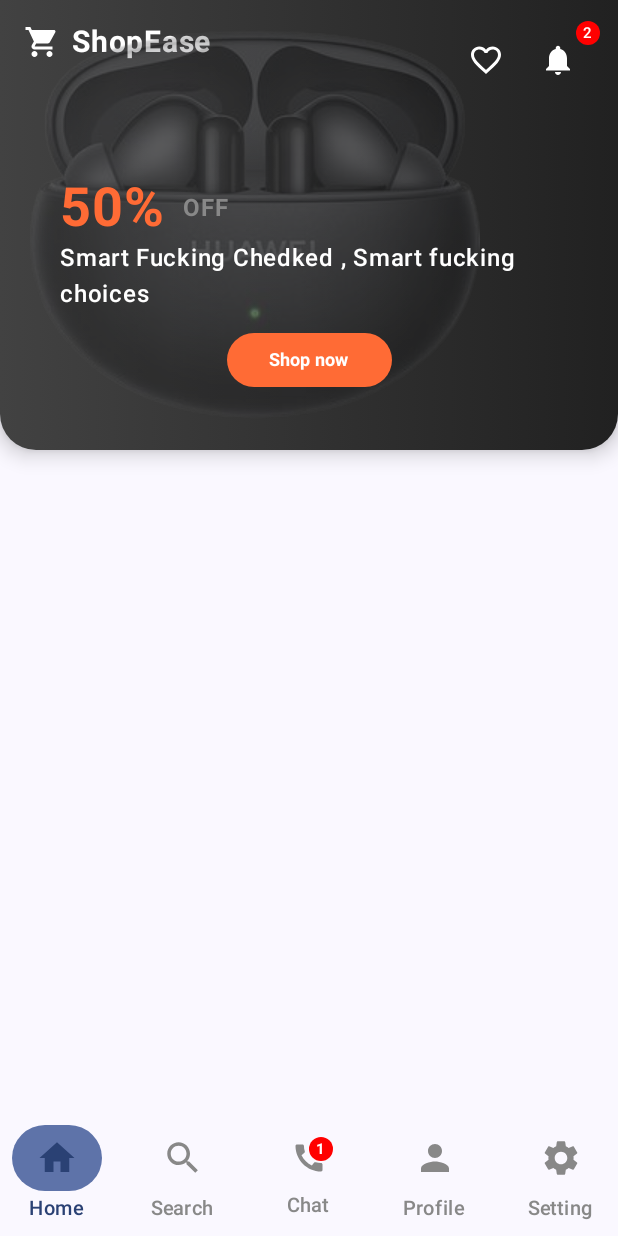
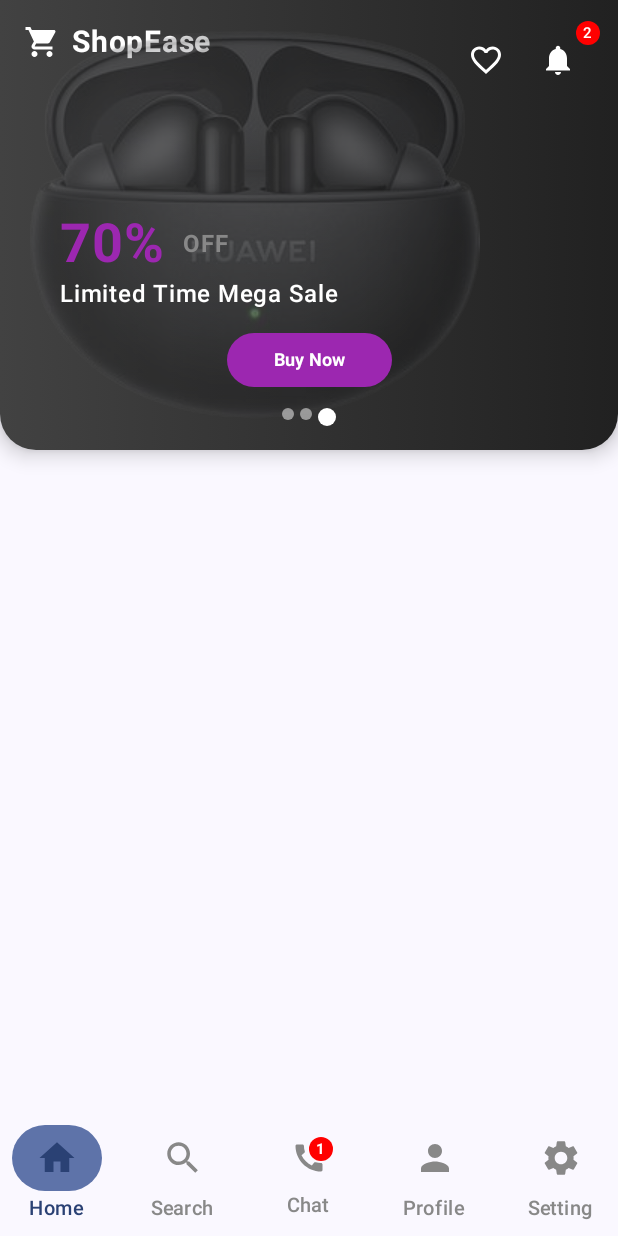
Before and after one commit to MustaphaBousilDev/ecommerce-application-mobile, an Android app built with Jetpack Compose: the screen it shows after launch (MainActivity), on a phone screen of 412 x 824 dp. Run offline under Robolectric (Android 15) with nearby library versions, the phone set to English and light mode, and no system bars.

Commit message:
finsih integrating slider

```diff
--- a/app/src/main/java/com/mustapha/application_android_kotlin/ui/components/Home/PromoBanner.kt
+++ b/app/src/main/java/com/mustapha/application_android_kotlin/ui/components/Home/PromoBanner.kt
@@ -12,6 +12,8 @@ import androidx.compose.foundation.layout.height
 import androidx.compose.foundation.layout.padding
 import androidx.compose.foundation.layout.size
 import androidx.compose.foundation.layout.width
+import androidx.compose.foundation.pager.HorizontalPager
+import androidx.compose.foundation.pager.rememberPagerState
 import androidx.compose.foundation.shape.RoundedCornerShape
 import androidx.compose.material.icons.Icons
 import androidx.compose.material.icons.filled.FavoriteBorder
@@ -27,47 +29,109 @@ import androidx.compose.material3.Icon
 import androidx.compose.material3.IconButton
 import androidx.compose.material3.Text
 import androidx.compose.runtime.Composable
+import androidx.compose.runtime.LaunchedEffect
 import androidx.compose.ui.Alignment
 import androidx.compose.ui.Modifier
 import androidx.compose.ui.draw.alpha
-import androidx.compose.ui.draw.clip
 import androidx.compose.ui.graphics.Brush
 import androidx.compose.ui.graphics.Color
 import androidx.compose.ui.text.font.FontWeight
 import androidx.compose.ui.unit.dp
 import androidx.compose.ui.unit.sp
 import androidx.compose.ui.res.painterResource
+import androidx.compose.ui.layout.ContentScale
 import com.mustapha.application_android_kotlin.R
-import androidx.compose.ui.layout.ContentScale
+import kotlinx.coroutines.delay
+
+// Data class for promo items
+data class PromoItem(
+  val discount: String,
+  val title: String,
+  val buttonText: String,
+  val imageRes: Int,
+  val discountColor: Color = Color(0xFFFF6B35)
+)
 
 @Composable
-fun PromoBanner(
+fun PromoBanner() {
+  // Sample promo data - you can replace with your own
+  val promoItems = listOf(
+    PromoItem(
+      discount = "50%",
+      title = "Smart Shopping, Smart Choices",
+      buttonText = "Shop Now",
+      imageRes = R.drawable.promo
+    ),
+    PromoItem(
+      discount = "30%",
+      title = "Best Deals of the Week",
+      buttonText = "Explore",
+      imageRes = R.drawable.promo, // Replace with different images
+      discountColor = Color(0xFF4CAF50)
+    ),
+    PromoItem(
+      discount = "70%",
+      title = "Limited Time Mega Sale",
+      buttonText = "Buy Now",
+      imageRes = R.drawable.promo, // Replace with different images
+      discountColor = Color(0xFF9C27B0)
+    )
+  )
 
-){
+  // Pager state for managing the carousel
+  val pagerState = rememberPagerState(
+    initialPage = 0,
+    pageCount = { promoItems.size }
+  )
+
+  // Auto-scroll effect
+  LaunchedEffect(pagerState) {
+    while (true) {
+      delay(3000) // 3 seconds delay
+      val nextPage = (pagerState.currentPage + 1) % promoItems.size
+      pagerState.animateScrollToPage(nextPage)
+    }
+  }
+
   Card(
     modifier = Modifier.fillMaxSize().height(300.dp),
-    shape = RoundedCornerShape(topStart = 0.dp, topEnd = 0.dp,bottomStart = 24.dp,bottomEnd = 24.dp),
+    shape = RoundedCornerShape(
+      topStart = 0.dp,
+      topEnd = 0.dp,
+      bottomStart = 24.dp,
+      bottomEnd = 24.dp
+    ),
     elevation = CardDefaults.cardElevation(defaultElevation = 8.dp)
   ) {
     Box(
       modifier = Modifier.fillMaxSize().background(
-          brush = Brush.horizontalGradient(colors = listOf(Color(0xFF424242), Color(0xFF212121)))
+        brush = Brush.horizontalGradient(
+          colors = listOf(Color(0xFF424242), Color(0xFF212121))
+        )
       )
-    ){
+    ) {
+      // Top bar with logo and icons
       Row(
         modifier = Modifier.fillMaxSize().padding(16.dp),
-        horizontalArrangement = Arrangement.SpaceBetween, verticalAlignment = Alignment.Top
+        horizontalArrangement = Arrangement.SpaceBetween,
+        verticalAlignment = Alignment.Top
       ) {
-        Row (verticalAlignment = Alignment.CenterVertically){
+        Row(verticalAlignment = Alignment.CenterVertically) {
           Icon(
-            imageVector = Icons.Default.ShoppingCart, contentDescription = "ShopEase Logo",
-            tint = Color.White, modifier = Modifier.size(24.dp)
+            imageVector = Icons.Default.ShoppingCart,
+            contentDescription = "ShopEase Logo",
+            tint = Color.White,
+            modifier = Modifier.size(24.dp)
           )
           Spacer(modifier = Modifier.width(8.dp))
-          Text(text="ShopEase", color = Color.White, fontSize = 20.sp, fontWeight = FontWeight.Bold)
+          Text(
+            text = "ShopEase",
+            color = Color.White,
+            fontSize = 20.sp,
+            fontWeight = FontWeight.Bold
+          )
         }
-        Row(
-        ){
+        Row {
           IconButton(onClick = {}) {
             Icon(
               imageVector = Icons.Default.FavoriteBorder,
@@ -82,16 +146,11 @@ fun PromoBanner(
                 containerColor = Color.Red,
                 contentColor = Color.White
               ) {
-                Text(
-                  text="2",
-                  fontSize = 10.sp
-                )
+                Text(text = "2", fontSize = 10.sp)
               }
             }
           ) {
-            IconButton(
-              onClick = {}
-            ) {
+            IconButton(onClick = {}) {
               Icon(
                 imageVector = Icons.Default.Notifications,
                 contentDescription = "Notifications",
@@ -102,18 +161,16 @@ fun PromoBanner(
           }
         }
       }
-      Spacer(modifier = Modifier.height(16.dp))
-      Row (
-        modifier = Modifier.fillMaxSize()
-          .padding(20.dp),
-        horizontalArrangement = Arrangement.Center,
-        verticalAlignment = Alignment.Bottom
-      ){
-        Box(
-          modifier = Modifier.fillMaxSize()
-        ){
+
+      // Sliding promo content
+      HorizontalPager(state = pagerState, modifier = Modifier.fillMaxSize().padding(20.dp),
+      ) { page ->
+        val currentPromo = promoItems[page]
+
+        Box(modifier = Modifier.fillMaxSize()) {
+          // Background image
           Image(
-            painter = painterResource(id = R.drawable.promo),
+            painter = painterResource(id = currentPromo.imageRes),
             contentDescription = null,
             contentScale = ContentScale.Crop,
             modifier = Modifier
@@ -121,47 +178,57 @@ fun PromoBanner(
               .width(300.dp)
               .alpha(0.3f)
           )
-          Column (
+
+          // Content overlay
+          Column(
             modifier = Modifier
-              .align(Alignment.BottomStart) // Position it
+              .align(Alignment.BottomStart)
               .padding(20.dp),
             verticalArrangement = Arrangement.Center
-          ){
+          ) {
+            // Discount section
             Row(
-
               horizontalArrangement = Arrangement.SpaceEvenly,
               verticalAlignment = Alignment.CenterVertically
             ) {
               Text(
-                text="50%",
-                color = Color(0xFFFF6B35),
+                text = currentPromo.discount,
+                color = currentPromo.discountColor,
                 fontSize = 36.sp,
                 fontWeight = FontWeight.Bold
               )
               Spacer(modifier = Modifier.width(12.dp))
               Text(
-                text="OFF",
+                text = "OFF",
                 color = Color.Gray,
                 fontSize = 16.sp,
                 fontWeight = FontWeight.Bold
               )
             }
+
+            // Title
             Text(
-              text="Smart Fucking Chedked , Smart fucking choices",
+              text = currentPromo.title,
               color = Color.White,
               fontSize = 16.sp,
               fontWeight = FontWeight.Medium
             )
+
             Spacer(modifier = Modifier.height(12.dp))
+
+            // Button
             Row(
               modifier = Modifier.width(400.dp).height(40.dp),
               verticalAlignment = Alignment.CenterVertically,
               horizontalArrangement = Arrangement.Center
             ) {
               Button(
-                onClick = {},
+                onClick = {
+                  // Handle button click for each promo
+                  // You can add different actions based on the current page
+                },
                 colors = ButtonDefaults.buttonColors(
-                  containerColor = Color(0xFFFF6B35)
+                  containerColor = currentPromo.discountColor
                 ),
                 shape = RoundedCornerShape(20.dp),
                 modifier = Modifier
@@ -169,18 +236,35 @@ fun PromoBanner(
                   .width(110.dp)
               ) {
                 Text(
-                  text="Shop now",
+                  text = currentPromo.buttonText,
                   color = Color.White,
                   fontSize = 12.sp,
                   fontWeight = FontWeight.Bold,
-
-                  )
+                )
               }
             }
           }
         }
+      }
 
-
+      // Optional: Add page indicators (dots)
+      Row(
+        modifier = Modifier
+          .align(Alignment.BottomCenter)
+          .padding(bottom = 16.dp),
+        horizontalArrangement = Arrangement.spacedBy(4.dp)
+      ) {
+        repeat(promoItems.size) { index ->
+          val isSelected = pagerState.currentPage == index
+          Box(
+            modifier = Modifier
+              .size(if (isSelected) 12.dp else 8.dp)
+              .background(
+                color = if (isSelected) Color.White else Color.White.copy(alpha = 0.5f),
+                shape = RoundedCornerShape(50)
+              )
+          )
+        }
       }
     }
   }
```
Also changed, not shown: 3 other files.
